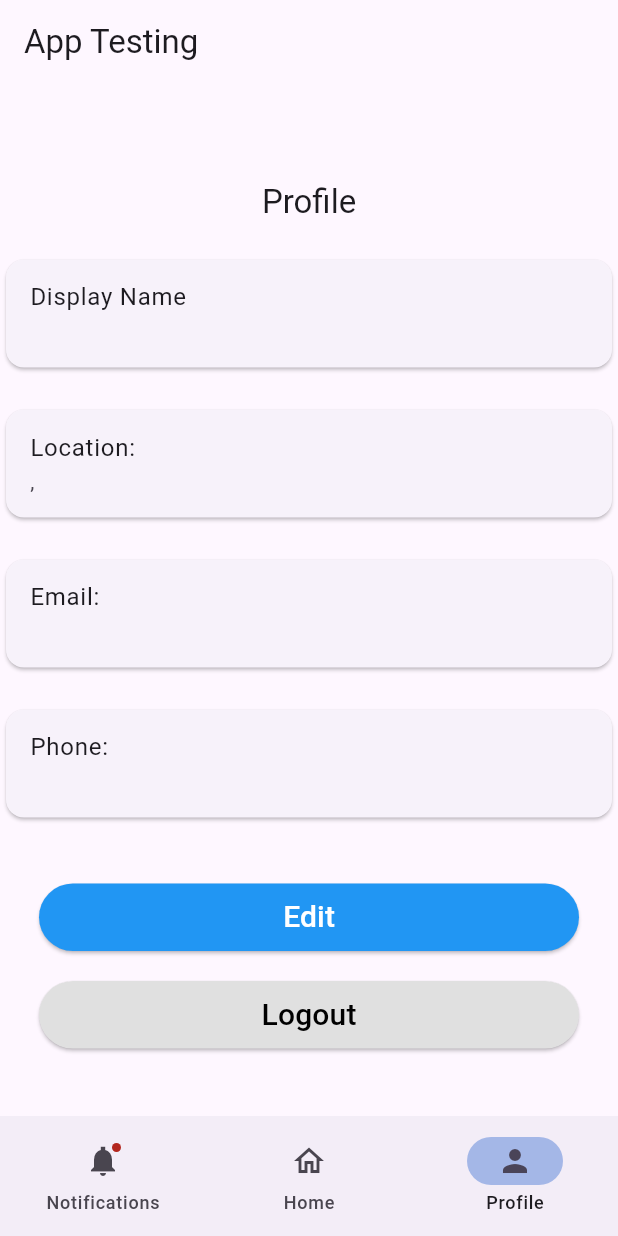
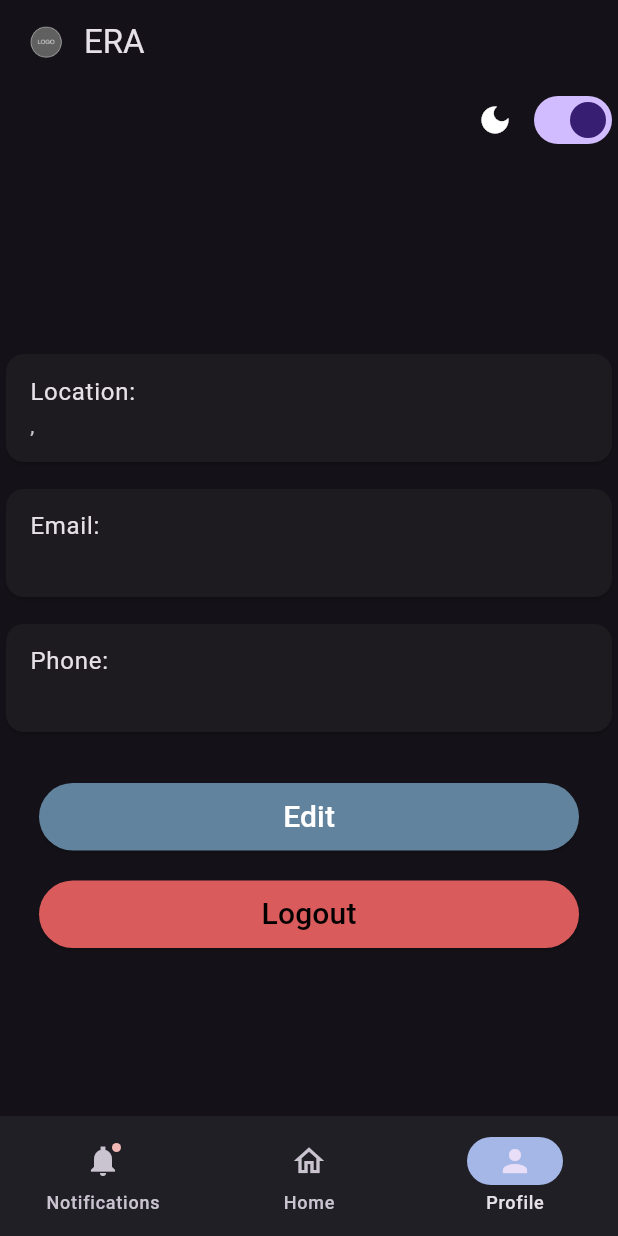
Before and after one commit to TravisWebber98/EmergencyResponseAppCapstone, a Flutter app: the AppNav screen opened by its route, item 3 of the bottom bar chosen, on a phone screen of 412 x 824 dp. Run offline on Flutter 3.47's test engine with Material 3 defaults, Android fonts, the phone set to English and light mode, and no system bars; our stand-ins replace cloud_firestore, firebase_auth, firebase_core, isar_community; accounts and stored records are empty; generated files the repository leaves out were written again.

Commit message:
Visuals Update
- Default theme set to Dark Mode, but can be changed with a toggle switch at the top right of Profile Page and should remain after close
- Asset folder for Icon placeholder.
- Layout changes because of icon for Appbar, login, and splash screen.
- Error Messages updated for clear reasoning.
- Phone orientation fixed to portrait mode for app.
- Profile page format change, reduces amount of text tiles.

```diff
--- a/lib/app.dart
+++ b/lib/app.dart
@@ -1,20 +1,42 @@
 import 'package:flutter/material.dart';
 import 'package:emergency_response_app/features/auth/auth_screens.dart';
 
-class MyApp extends StatelessWidget {
+class MyApp extends StatefulWidget {
   const MyApp({super.key});
+
+  @override
+  State<MyApp> createState() => _MyAppState();
+}
+
+class _MyAppState extends State<MyApp> {
+  bool isDarkMode = true;
+
+  void toggleTheme(bool value) {
+    setState(() {
+      isDarkMode = value;
+    });
+  }
+
 
   @override
   Widget build(BuildContext context) {
     return MaterialApp(
       debugShowCheckedModeBanner: false,
 
+      //theme
+      theme: ThemeData.light(),
+      darkTheme: ThemeData.dark(),
+      themeMode: isDarkMode ? ThemeMode.dark : ThemeMode.light,
+
       // You can keep "home:" if you want, but routes make navigation cleaner.
       initialRoute: '/login',
       routes: {
         '/login': (context) => const loginPage(),
         '/register': (context) => const registerPage(),
-        '/app': (context) => const AppNav(),
+        '/app': (context) =>  AppNav(
+          isDarkMode: isDarkMode,
+          onThemeChanged: toggleTheme,
+        ),
         '/chat': (context) => const CommPage(),
         '/edit-profile': (context) => const editProfilePage(),
       },
--- a/lib/features/auth/screens/app_nav.dart
+++ b/lib/features/auth/screens/app_nav.dart
@@ -5,7 +5,14 @@ import 'home.dart';
 import 'profile.dart';
 
 class AppNav extends StatefulWidget {
-  const AppNav({super.key});
+  final bool isDarkMode;
+  final Function(bool) onThemeChanged;
+
+  const AppNav({
+    super.key,
+    required this.isDarkMode,
+    required this.onThemeChanged,
+    });
 
   @override
   State<AppNav> createState() => _AppNavState();
@@ -19,13 +26,25 @@ class _AppNavState extends State<AppNav> {
     final pages =[
       const NotificationsPage(),
       const HomePage(),
-      const ProfilePage(),
+      ProfilePage(
+        isDarkMode: widget.isDarkMode,
+        onThemeChanged: widget.onThemeChanged,
+      ),
     ];
 
     return Scaffold(
       appBar: AppBar(
         automaticallyImplyLeading: false,
-        title: const Text("App Testing")),
+
+        title: Row (
+          mainAxisSize: MainAxisSize.min,
+          children: [
+            Image.asset('assets/logo.png', height: 30),
+            const SizedBox(width: 10),
+            const Text("ERA"),
+          ],
+        ),
+      ),
       bottomNavigationBar: NavigationBar(
         selectedIndex: currentPageIndex,
         onDestinationSelected: (i) => setState(()
@@ -33,7 +52,6 @@ class _AppNavState extends State<AppNav> {
           ),
 
         indicatorColor: const Color.fromARGB(255, 164, 183, 231),
-
         destinations: const <Widget>[
           NavigationDestination(
             icon: Badge(child: Icon(Icons.notifications_sharp)),
--- a/lib/features/auth/screens/edit_profile.dart
+++ b/lib/features/auth/screens/edit_profile.dart
@@ -211,7 +211,6 @@ class _editProfilePageState extends State<editProfilePage>{
                   Navigator.pop(context);
                 },
               ),
-
             ),
           ]
         ))
--- a/lib/features/auth/screens/profile.dart
+++ b/lib/features/auth/screens/profile.dart
@@ -8,8 +8,13 @@ import 'edit_profile.dart';
 
 
 class ProfilePage extends StatelessWidget {
+  final bool isDarkMode;
+  final Function(bool) onThemeChanged;
+
   const ProfilePage({
     super.key,
+    required this.isDarkMode,
+    required this.onThemeChanged,
   });
 
 String formatPhoneNumber(String phone) {
@@ -33,16 +38,22 @@ String formatPhoneNumber(String phone) {
           final data = snap.data?.data() ?? {};
 
           return Column(
-            mainAxisAlignment: MainAxisAlignment.center,
             children: [
-              const SizedBox(height: 20),
-              Text('Profile', style: theme.textTheme.titleLarge),
-              const SizedBox(height: 20),
+              Row(
+                mainAxisAlignment: MainAxisAlignment.end,
+                children: [
+                  Icon(isDarkMode ? Icons.dark_mode : Icons.light_mode),
+                  const SizedBox(width: 10),
+                  Switch(
+                    value: isDarkMode,
+                    onChanged: onThemeChanged,
+                  ),
 
-              ProfileInfo(title: 'Display Name', value: data['display'] ?? ''),
-              // Text('Display Name: ${data['display'] ?? ''}', style: theme.textTheme.bodyLarge),
-              // commented out until location can be saved, no initial way of obtaining location
-              const SizedBox(height: 20),
+                ],
+              ),
+               const SizedBox(height: 90),
+              Text(data['display'] ?? '', style: theme.textTheme.titleLarge),
+              const SizedBox(height: 10),
 
               if (data['businessName'] != null && data['businessName'].toString().trim().isNotEmpty)
                 ProfileInfo(
@@ -50,19 +61,16 @@ String formatPhoneNumber(String phone) {
                   value: data['businessName'],
                 ),
               if (data['businessName'] != null && data['businessName'].toString().trim().isNotEmpty)
-                const SizedBox(height: 20),
+                const SizedBox(height: 10),
 
 
               ProfileInfo(title: 'Location: ', value: '${data['city'] ?? ''}, ${data['state'] ?? ''}'),
-              // Text('Location: ${data['city'] ?? ''}, ${data['state'] ?? ''}', style: theme.textTheme.bodyLarge),
-              const SizedBox(height: 20),
+              const SizedBox(height: 10),
               ProfileInfo(title: 'Email: ', value: data['email'] ?? ''),
-              // Text('Email: ${data['email'] ?? ''}', style: theme.textTheme.bodyLarge),
-              const SizedBox(height: 20),
+              const SizedBox(height: 10),
 
               ProfileInfo(title: 'Phone: ', value: formatPhoneNumber(data['phone']) ?? ''),
-              // Text('Phone: ${data['phone'] ?? ''}', style: theme.textTheme.bodyLarge),
-              const SizedBox(height: 20),
+              const SizedBox(height: 10),
               const SizedBox(width: double.infinity),
 
               SizedBox(
@@ -72,7 +80,7 @@ String formatPhoneNumber(String phone) {
                   padding: const EdgeInsets.only(top: 20.0),
                   child: ElevatedButton(
                     style: ElevatedButton.styleFrom(
-                      backgroundColor: Colors.blue,
+                      backgroundColor: const Color.fromARGB(255, 98, 131, 158),
                       foregroundColor: Colors.lightBlue,
                     ),
                     onPressed: () {
@@ -94,7 +102,7 @@ String formatPhoneNumber(String phone) {
                   padding: const EdgeInsets.only(top: 20.0),
                   child: ElevatedButton(
                     style: ElevatedButton.styleFrom(
-                      backgroundColor: Colors.grey[300],
+                      backgroundColor: const Color.fromARGB(255, 218, 91, 91),
                       foregroundColor: Colors.grey[200],
                     ),
                     onPressed: () async{
--- a/lib/main.dart
+++ b/lib/main.dart
@@ -1,4 +1,5 @@
 import 'package:firebase_core/firebase_core.dart';
+import 'package:flutter/services.dart';
 import 'firebase_options.dart';
 
 import 'package:flutter/material.dart';
@@ -7,6 +8,9 @@ import 'app.dart';
 
 void main() async {
   WidgetsFlutterBinding.ensureInitialized();
+  await SystemChrome.setPreferredOrientations([
+    DeviceOrientation.portraitUp,
+  ]);
   await IsarService.init();
   //await FireBaseService.init();    when Firebase is ready
   WidgetsFlutterBinding.ensureInitialized();
```
Also changed, not shown: lib/features/auth/screens/login.dart (+52 -46 lines), pubspec.yaml (+17 -1 lines), assets/logo.png (added), pubspec.lock.
